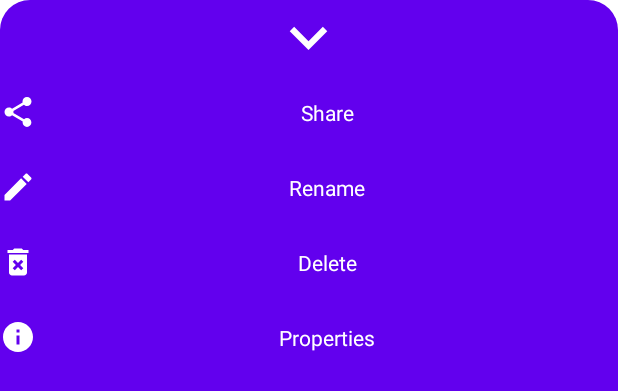
After one commit to tulolo287/Video-player-3, an Android app: the layout file_menu.xml on its own in the app's theme, with its tools: preview values and no code run, on a phone screen of 412 x 824 dp. The commit adds this screen. Shown: the top 391 px of the screen. Run offline under Robolectric (Android 15) with nearby library versions, the light colour scheme and no system bars.

Commit message:
files menu

```diff
--- /dev/null
+++ b/app/src/main/res/drawable/ic_baseline_create_24.xml
@@ -0,0 +1,10 @@
+<vector xmlns:android="http://schemas.android.com/apk/res/android"
+    android:width="24dp"
+    android:height="24dp"
+    android:viewportWidth="24"
+    android:viewportHeight="24"
+    android:tint="?attr/colorControlNormal">
+  <path
+      android:fillColor="@android:color/white"
+      android:pathData="M3,17.25V21h3.75L17.81,9.94l-3.75,-3.75L3,17.25zM20.71,7.04c0.39,-0.39 0.39,-1.02 0,-1.41l-2.34,-2.34c-0.39,-0.39 -1.02,-0.39 -1.41,0l-1.83,1.83 3.75,3.75 1.83,-1.83z"/>
+</vector>
--- /dev/null
+++ b/app/src/main/res/drawable/ic_baseline_delete_forever_24.xml
@@ -0,0 +1,10 @@
+<vector xmlns:android="http://schemas.android.com/apk/res/android"
+    android:width="24dp"
+    android:height="24dp"
+    android:viewportWidth="24"
+    android:viewportHeight="24"
+    android:tint="?attr/colorControlNormal">
+  <path
+      android:fillColor="@android:color/white"
+      android:pathData="M6,19c0,1.1 0.9,2 2,2h8c1.1,0 2,-0.9 2,-2L18,7L6,7v12zM8.46,11.88l1.41,-1.41L12,12.59l2.12,-2.12 1.41,1.41L13.41,14l2.12,2.12 -1.41,1.41L12,15.41l-2.12,2.12 -1.41,-1.41L10.59,14l-2.13,-2.12zM15.5,4l-1,-1h-5l-1,1L5,4v2h14L19,4z"/>
+</vector>
--- /dev/null
+++ b/app/src/main/res/drawable/ic_baseline_info_24.xml
@@ -0,0 +1,10 @@
+<vector xmlns:android="http://schemas.android.com/apk/res/android"
+    android:width="24dp"
+    android:height="24dp"
+    android:viewportWidth="24"
+    android:viewportHeight="24"
+    android:tint="?attr/colorControlNormal">
+  <path
+      android:fillColor="@android:color/white"
+      android:pathData="M12,2C6.48,2 2,6.48 2,12s4.48,10 10,10 10,-4.48 10,-10S17.52,2 12,2zM13,17h-2v-6h2v6zM13,9h-2L11,7h2v2z"/>
+</vector>
--- /dev/null
+++ b/app/src/main/res/drawable/ic_baseline_keyboard_arrow_down_24.xml
@@ -0,0 +1,10 @@
+<vector xmlns:android="http://schemas.android.com/apk/res/android"
+    android:width="24dp"
+    android:height="24dp"
+    android:viewportWidth="24"
+    android:viewportHeight="24"
+    android:tint="?attr/colorControlNormal">
+  <path
+      android:fillColor="@android:color/white"
+      android:pathData="M7.41,8.59L12,13.17l4.59,-4.58L18,10l-6,6 -6,-6 1.41,-1.41z"/>
+</vector>
--- /dev/null
+++ b/app/src/main/res/drawable/ic_baseline_share_24.xml
@@ -0,0 +1,10 @@
+<vector xmlns:android="http://schemas.android.com/apk/res/android"
+    android:width="24dp"
+    android:height="24dp"
+    android:viewportWidth="24"
+    android:viewportHeight="24"
+    android:tint="?attr/colorControlNormal">
+  <path
+      android:fillColor="@android:color/white"
+      android:pathData="M18,16.08c-0.76,0 -1.44,0.3 -1.96,0.77L8.91,12.7c0.05,-0.23 0.09,-0.46 0.09,-0.7s-0.04,-0.47 -0.09,-0.7l7.05,-4.11c0.54,0.5 1.25,0.81 2.04,0.81 1.66,0 3,-1.34 3,-3s-1.34,-3 -3,-3 -3,1.34 -3,3c0,0.24 0.04,0.47 0.09,0.7L8.04,9.81C7.5,9.31 6.79,9 6,9c-1.66,0 -3,1.34 -3,3s1.34,3 3,3c0.79,0 1.5,-0.31 2.04,-0.81l7.12,4.16c-0.05,0.21 -0.08,0.43 -0.08,0.65 0,1.61 1.31,2.92 2.92,2.92 1.61,0 2.92,-1.31 2.92,-2.92s-1.31,-2.92 -2.92,-2.92z"/>
+</vector>
--- /dev/null
+++ b/app/src/main/res/drawable/menu_bg.xml
@@ -0,0 +1,10 @@
+<?xml version="1.0" encoding="utf-8"?>
+<shape xmlns:android="http://schemas.android.com/apk/res/android">
+<solid android:color="@color/purple_500"
+    >
+
+</solid>
+    <corners android:topLeftRadius="20dp"
+        android:topRightRadius="20dp"></corners>
+
+</shape>
--- /dev/null
+++ b/app/src/main/res/layout/file_menu.xml
@@ -0,0 +1,129 @@
+<?xml version="1.0" encoding="utf-8"?>
+<LinearLayout xmlns:android="http://schemas.android.com/apk/res/android"
+    xmlns:app="http://schemas.android.com/apk/res-auto"
+    android:orientation="vertical"
+    android:background="@drawable/menu_bg"
+    android:layout_width="match_parent"
+    android:layout_height="match_parent">
+
+    <LinearLayout
+        android:layout_width="match_parent"
+        android:gravity="center"
+        android:layout_height="50dp">
+
+        <ImageView
+
+            android:id="@+id/menu_close"
+            android:layout_gravity="center"
+            android:layout_width="50dp"
+            android:layout_height="50dp"
+            android:src="@drawable/ic_baseline_keyboard_arrow_down_24"
+            app:tint="@color/white"
+            />
+    </LinearLayout>
+
+
+
+    <LinearLayout
+        android:id="@+id/share"
+        android:layout_gravity="center"
+        android:gravity="center"
+        android:layout_width="match_parent"
+        android:layout_height="wrap_content"
+        android:minHeight="50dp"
+        >
+        <ImageView
+
+
+            android:layout_width="wrap_content"
+            android:layout_height="wrap_content"
+            android:layout_gravity="center"
+            android:src="@drawable/ic_baseline_share_24"
+            app:tint="@color/white" />
+        <TextView
+
+            android:layout_width="match_parent"
+            android:layout_height="wrap_content"
+            android:text="Share"
+            android:textColor="@color/white"
+            android:gravity="center"
+            android:layout_gravity="center"
+            />
+    </LinearLayout>
+
+
+    <LinearLayout
+        android:id="@+id/rename"
+        android:layout_width="match_parent"
+        android:layout_height="wrap_content"
+        android:minHeight="50dp"
+        >
+        <ImageView
+
+            android:layout_width="wrap_content"
+            android:layout_height="wrap_content"
+            android:layout_gravity="center"
+            android:src="@drawable/ic_baseline_create_24"
+            app:tint="@color/white" />
+        <TextView
+
+            android:layout_width="match_parent"
+            android:layout_height="wrap_content"
+            android:text="Rename"
+            android:textColor="@color/white"
+            android:gravity="center"
+            android:layout_gravity="center"
+            />
+    </LinearLayout>
+
+    <LinearLayout
+        android:id="@+id/delete"
+        android:layout_width="match_parent"
+        android:layout_height="wrap_content"
+        android:minHeight="50dp"
+        >
+        <ImageView
+
+            android:layout_width="wrap_content"
+            android:layout_height="wrap_content"
+            android:layout_gravity="center"
+            android:src="@drawable/ic_baseline_delete_forever_24"
+            app:tint="@color/white" />
+        <TextView
+
+            android:layout_width="match_parent"
+            android:layout_height="wrap_content"
+            android:text="Delete"
+            android:textColor="@color/white"
+            android:gravity="center"
+            android:layout_gravity="center"
+            />
+    </LinearLayout>
+
+    <LinearLayout
+        android:id="@+id/properties"
+        android:layout_width="match_parent"
+        android:layout_height="wrap_content"
+        android:minHeight="50dp"
+        >
+        <ImageView
+
+            android:layout_width="wrap_content"
+            android:layout_height="wrap_content"
+            android:layout_gravity="center"
+            android:src="@drawable/ic_baseline_info_24"
+            app:tint="@color/white" />
+        <TextView
+
+            android:layout_width="match_parent"
+            android:layout_height="wrap_content"
+            android:text="Properties"
+            android:textColor="@color/white"
+            android:gravity="center"
+            android:layout_gravity="center"
+            />
+    </LinearLayout>
+
+
+
+</LinearLayout>
```
Also changed, not shown: app/src/main/java/com/example/videoplayer3/adapter/VideosAdapter.java (+109 -2 lines), app/src/main/res/layout/rename_layout.xml (added, +35 -0 lines), app/src/main/res/values/themes.xml (+9 -0 lines).
